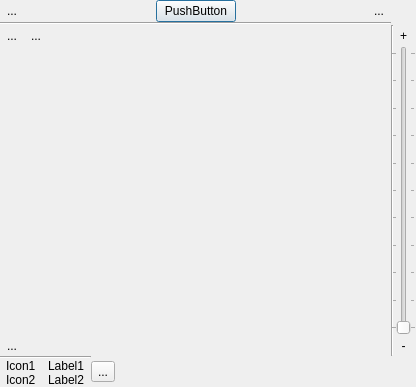
Qt form client/mapview.ui (shentok/MoNav) before a commit.
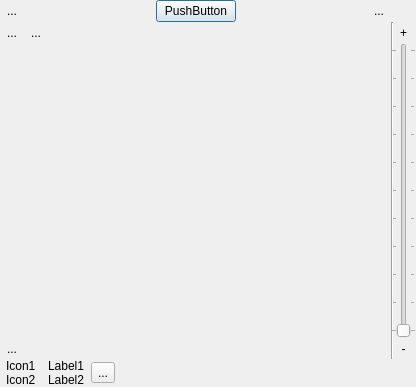
The same form after that commit. Icons and pictures are not drawn. Custom widgets are drawn as their Qt base class.

What changed in the file:
```diff
--- a/client/mapview.ui
+++ b/client/mapview.ui
@@ -109,13 +109,6 @@
         </item>
        </layout>
       </item>
-      <item>
-       <widget class="Line" name="line">
-        <property name="orientation">
-         <enum>Qt::Horizontal</enum>
-        </property>
-       </widget>
-      </item>
      </layout>
     </widget>
    </item>
@@ -209,13 +202,6 @@
         <property name="spacing">
          <number>0</number>
         </property>
-        <item>
-         <widget class="Line" name="line_2">
-          <property name="orientation">
-           <enum>Qt::Horizontal</enum>
-          </property>
-         </widget>
-        </item>
         <item>
          <layout class="QHBoxLayout" name="description1" stretch="0,1">
           <property name="spacing">
```
